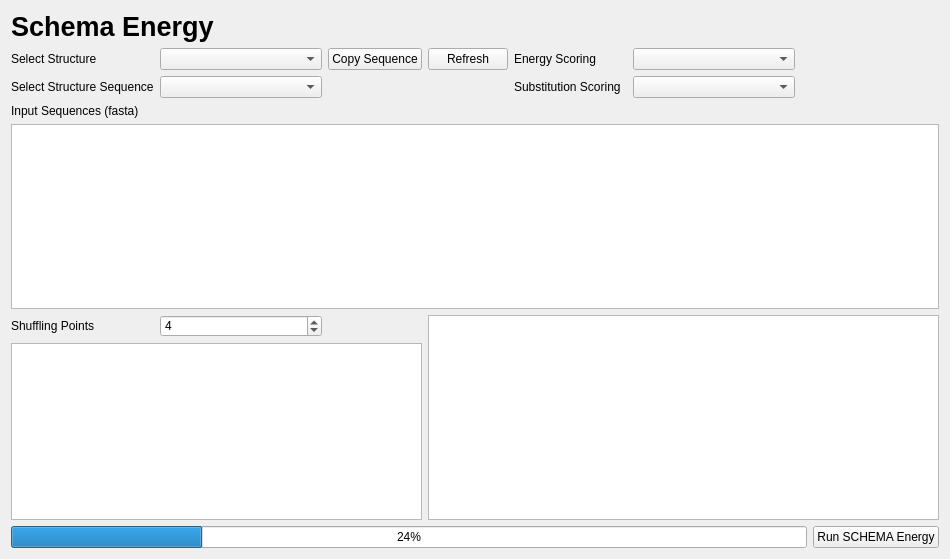
Qt form cbr/schema/visual/SchemaEnergyRunner.ui (TUM-CBR/pymol-plugins) before a commit.
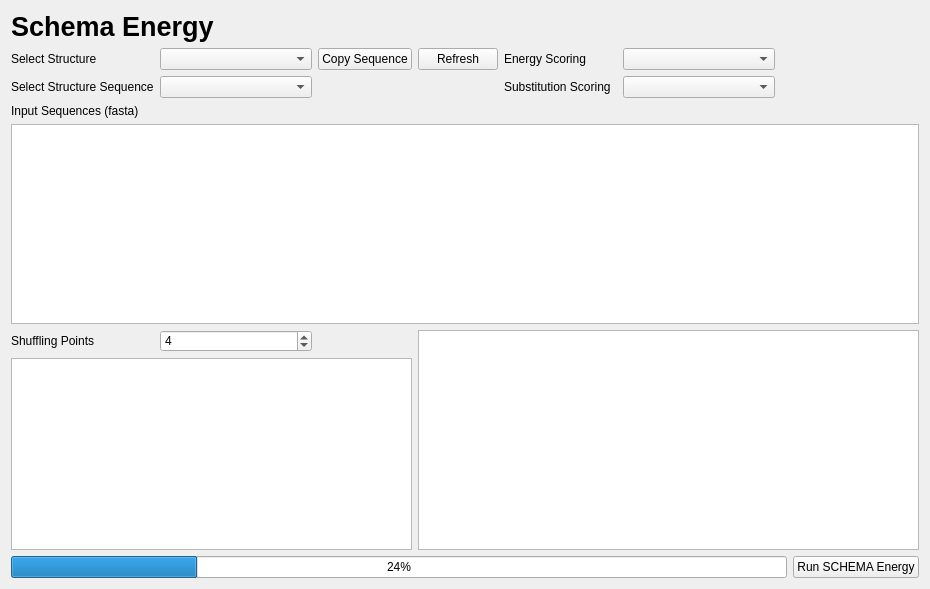
The same form after that commit.

The edit to the form file:
```diff
--- a/cbr/schema/visual/SchemaEnergyRunner.ui
+++ b/cbr/schema/visual/SchemaEnergyRunner.ui
@@ -6,8 +6,8 @@
    <rect>
     <x>0</x>
     <y>0</y>
-    <width>950</width>
-    <height>559</height>
+    <width>918</width>
+    <height>589</height>
    </rect>
   </property>
   <property name="windowTitle">
```
